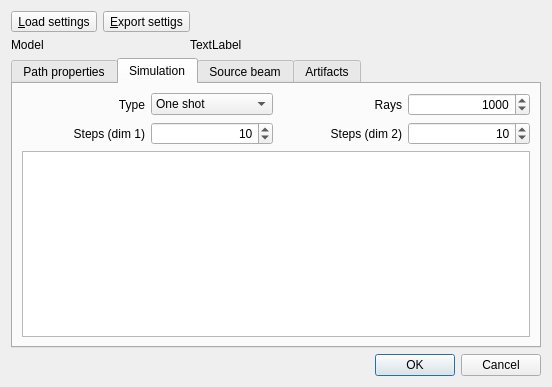
HARMONI-CAB/RayZaler, file RZGUI/SimulationPropertiesDialog.ui: the form before one commit.
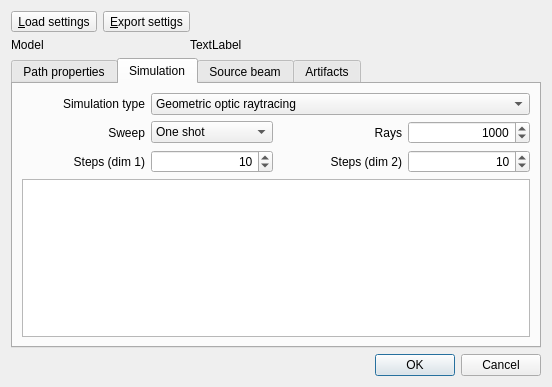
The form after the commit.

```diff
--- a/RZGUI/SimulationPropertiesDialog.ui
+++ b/RZGUI/SimulationPropertiesDialog.ui
@@ -97,37 +97,78 @@
        <string>Simulation</string>
       </attribute>
       <layout class="QGridLayout" name="gridLayout_3">
-       <item row="0" column="2">
-        <widget class="QLabel" name="label_10">
-         <property name="text">
-          <string>Rays</string>
-         </property>
+       <item row="1" column="1">
+        <widget class="QComboBox" name="simTypeCombo">
+         <item>
+          <property name="text">
+           <string>One shot</string>
+          </property>
+         </item>
+         <item>
+          <property name="text">
+           <string>1D sweep</string>
+          </property>
+         </item>
+         <item>
+          <property name="text">
+           <string>2D sweep</string>
+          </property>
+         </item>
+        </widget>
+       </item>
+       <item row="1" column="3">
+        <widget class="QSpinBox" name="rayNumberSpin">
          <property name="alignment">
           <set>Qt::AlignRight|Qt::AlignTrailing|Qt::AlignVCenter</set>
          </property>
+         <property name="minimum">
+          <number>1</number>
+         </property>
+         <property name="maximum">
+          <number>2000000000</number>
+         </property>
+         <property name="value">
+          <number>1000</number>
+         </property>
         </widget>
        </item>
        <item row="1" column="0">
-        <widget class="QLabel" name="steps1Label">
-         <property name="text">
-          <string>Steps (dim 1)</string>
-         </property>
-         <property name="alignment">
-          <set>Qt::AlignRight|Qt::AlignTrailing|Qt::AlignVCenter</set>
-         </property>
-        </widget>
-       </item>
-       <item row="0" column="0">
         <widget class="QLabel" name="label_11">
          <property name="text">
-          <string>Type</string>
+          <string>Sweep</string>
          </property>
          <property name="alignment">
           <set>Qt::AlignRight|Qt::AlignTrailing|Qt::AlignVCenter</set>
          </property>
         </widget>
        </item>
-       <item row="2" column="0" colspan="4">
+       <item row="2" column="3">
+        <widget class="QSpinBox" name="steps2Spin">
+         <property name="alignment">
+          <set>Qt::AlignRight|Qt::AlignTrailing|Qt::AlignVCenter</set>
+         </property>
+         <property name="minimum">
+          <number>1</number>
+         </property>
+         <property name="maximum">
+          <number>1000</number>
+         </property>
+         <property name="value">
+          <number>10</number>
+         </property>
+        </widget>
+       </item>
+       <item row="1" column="2">
+        <widget class="QLabel" name="label_10">
+         <property name="text">
+          <string>Rays</string>
+         </property>
+         <property name="alignment">
+          <set>Qt::AlignRight|Qt::AlignTrailing|Qt::AlignVCenter</set>
+         </property>
+        </widget>
+       </item>
+       <item row="3" column="0" colspan="4">
         <widget class="QTableView" name="propView">
          <property name="horizontalScrollBarPolicy">
           <enum>Qt::ScrollBarAlwaysOff</enum>
@@ -158,7 +199,23 @@
          </attribute>
         </widget>
        </item>
-       <item row="1" column="2">
+       <item row="2" column="1">
+        <widget class="QSpinBox" name="steps1Spin">
+         <property name="alignment">
+          <set>Qt::AlignRight|Qt::AlignTrailing|Qt::AlignVCenter</set>
+         </property>
+         <property name="minimum">
+          <number>1</number>
+         </property>
+         <property name="maximum">
+          <number>1000</number>
+         </property>
+         <property name="value">
+          <number>10</number>
+         </property>
+        </widget>
+       </item>
+       <item row="2" column="2">
         <widget class="QLabel" name="steps2Label">
          <property name="text">
           <string>Steps (dim 2)</string>
@@ -168,27 +225,31 @@
          </property>
         </widget>
        </item>
-       <item row="1" column="1">
-        <widget class="QSpinBox" name="steps1Spin">
+       <item row="2" column="0">
+        <widget class="QLabel" name="steps1Label">
+         <property name="text">
+          <string>Steps (dim 1)</string>
+         </property>
          <property name="alignment">
           <set>Qt::AlignRight|Qt::AlignTrailing|Qt::AlignVCenter</set>
          </property>
-         <property name="minimum">
-          <number>1</number>
+        </widget>
+       </item>
+       <item row="0" column="0">
+        <widget class="QLabel" name="label_5">
+         <property name="text">
+          <string>Simulation type</string>
          </property>
-         <property name="maximum">
-          <number>1000</number>
+         <property name="alignment">
+          <set>Qt::AlignRight|Qt::AlignTrailing|Qt::AlignVCenter</set>
          </property>
-         <property name="value">
-          <number>10</number>
-         </property>
         </widget>
        </item>
-       <item row="0" column="1">
-        <widget class="QComboBox" name="simTypeCombo">
+       <item row="0" column="1" colspan="3">
+        <widget class="QComboBox" name="tracingType">
          <item>
           <property name="text">
-           <string>One shot</string>
+           <string>Geometric optic raytracing</string>
           </property>
          </item>
          <item>
@@ -196,43 +257,6 @@
            <string>1D sweep</string>
           </property>
          </item>
-         <item>
-          <property name="text">
-           <string>2D sweep</string>
-          </property>
-         </item>
-        </widget>
-       </item>
-       <item row="1" column="3">
-        <widget class="QSpinBox" name="steps2Spin">
-         <property name="alignment">
-          <set>Qt::AlignRight|Qt::AlignTrailing|Qt::AlignVCenter</set>
-         </property>
-         <property name="minimum">
-          <number>1</number>
-         </property>
-         <property name="maximum">
-          <number>1000</number>
-         </property>
-         <property name="value">
-          <number>10</number>
-         </property>
-        </widget>
-       </item>
-       <item row="0" column="3">
-        <widget class="QSpinBox" name="rayNumberSpin">
-         <property name="alignment">
-          <set>Qt::AlignRight|Qt::AlignTrailing|Qt::AlignVCenter</set>
-         </property>
-         <property name="minimum">
-          <number>1</number>
-         </property>
-         <property name="maximum">
-          <number>2000000000</number>
-         </property>
-         <property name="value">
-          <number>1000</number>
-         </property>
         </widget>
        </item>
       </layout>
```
Left out of the diff: 2 changed lines with no effect on the pictures.
